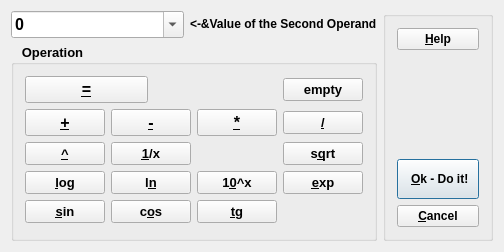
The window that gems3/vizor4/dlg4/CalcDialog4.ui (gemshub/GEMSGUI) describes before a commit, drawn with Qt 5.
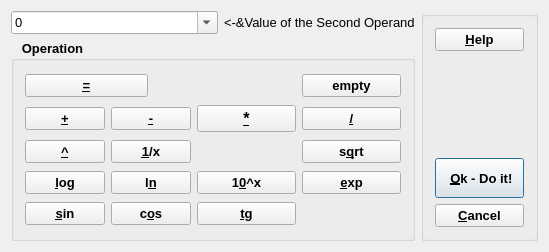
The same window after the commit.

Commit message: Merged from upgrade adjusted fonts and comments on all dialogs (for consistency between win32, macosx and linux) DK,SD

```diff
--- a/gems3/vizor4/dlg4/CalcDialog4.ui
+++ b/gems3/vizor4/dlg4/CalcDialog4.ui
@@ -6,10 +6,15 @@
    <rect>
     <x>0</x>
     <y>0</y>
-    <width>483</width>
+    <width>549</width>
     <height>252</height>
    </rect>
   </property>
+  <property name="font">
+   <font>
+    <pointsize>10</pointsize>
+   </font>
+  </property>
   <property name="windowTitle">
    <string>GEMS Data Object Cell Calculator</string>
   </property>
@@ -22,13 +27,6 @@
        <verstretch>0</verstretch>
       </sizepolicy>
      </property>
-     <property name="font">
-      <font>
-       <pointsize>12</pointsize>
-       <weight>75</weight>
-       <bold>true</bold>
-      </font>
-     </property>
      <property name="acceptDrops">
       <bool>false</bool>
      </property>
@@ -52,12 +50,6 @@
    </item>
    <item row="0" column="1">
     <widget class="QLabel" name="TextLabel1_3">
-     <property name="font">
-      <font>
-       <weight>75</weight>
-       <bold>true</bold>
-      </font>
-     </property>
      <property name="acceptDrops">
       <bool>false</bool>
      </property>
@@ -184,11 +176,6 @@
      <layout class="QGridLayout">
       <item row="0" column="0" colspan="2">
        <widget class="QPushButton" name="pAssignBtn">
-        <property name="font">
-         <font>
-          <pointsize>12</pointsize>
-         </font>
-        </property>
         <property name="toolTip">
          <string>Set / Assign above Value to Cell(s)</string>
         </property>
@@ -237,11 +224,6 @@
       </item>
       <item row="1" column="0">
        <widget class="QPushButton" name="PushButton2">
-        <property name="font">
-         <font>
-          <pointsize>12</pointsize>
-         </font>
-        </property>
         <property name="toolTip">
          <string>Add a Value to Cell</string>
         </property>
@@ -261,11 +243,6 @@
       </item>
       <item row="1" column="1" colspan="2">
        <widget class="QPushButton" name="PushButton3">
-        <property name="font">
-         <font>
-          <pointsize>12</pointsize>
-         </font>
-        </property>
         <property name="toolTip">
          <string>Subtract a Value from Cell</string>
         </property>
```
The commit also changes 39 other files.
